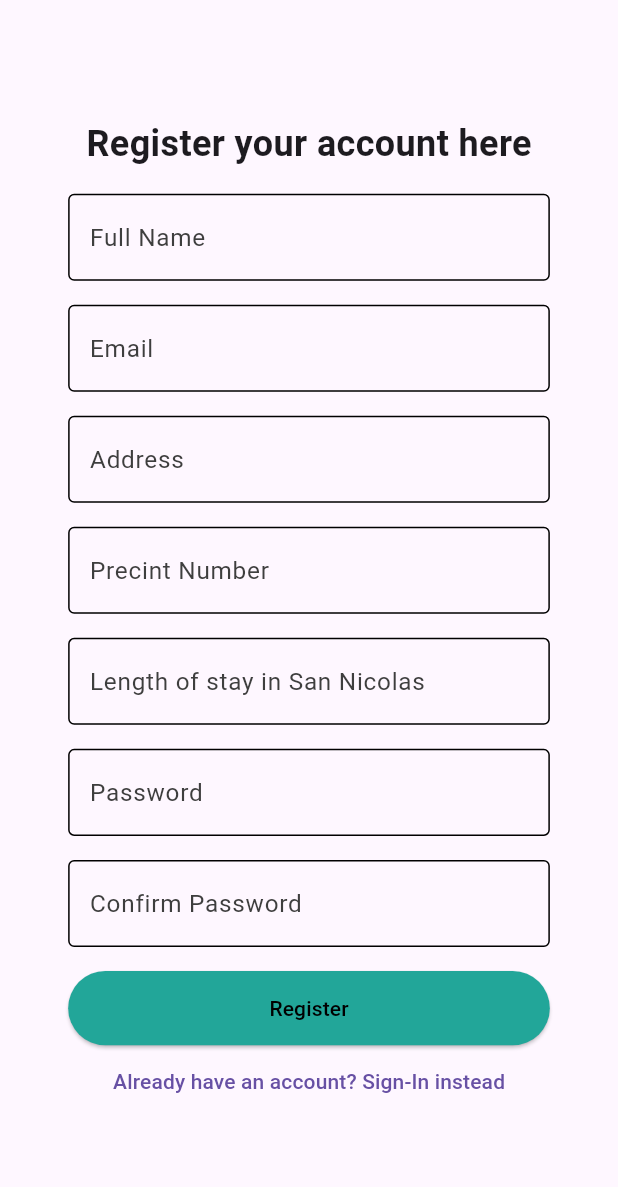
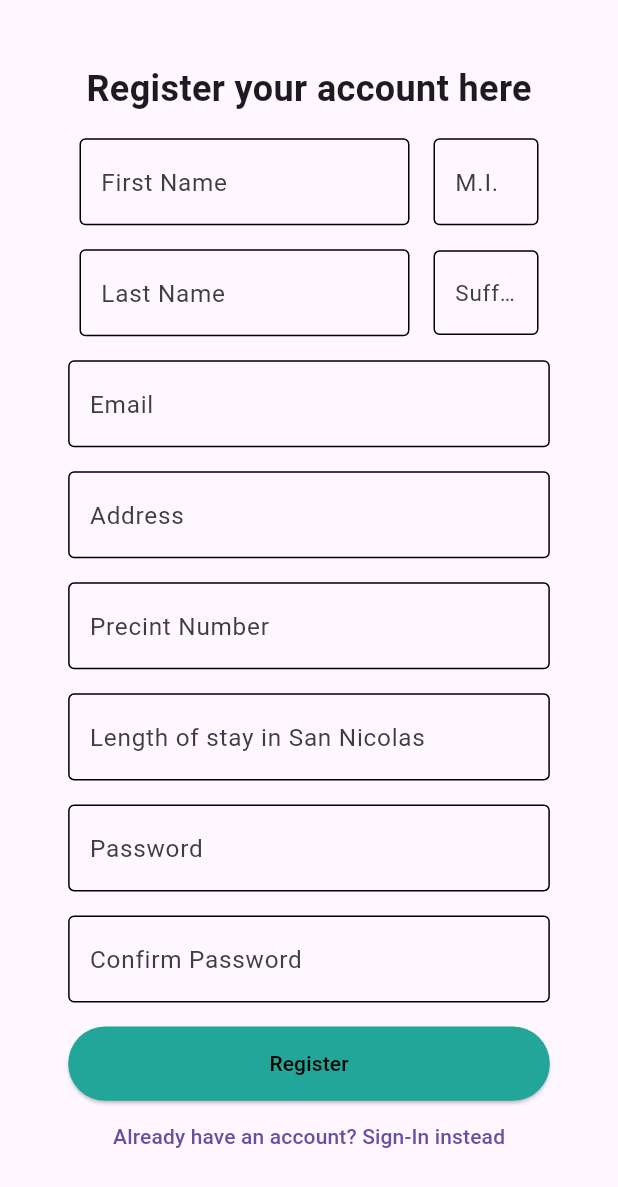
Before and after one commit to glen0821/barangay_repository_app-main, a Flutter app: the RegisterPage screen opened directly, on a phone screen of 412 x 824 dp. Shown: the top 1187 px of the screen. Run offline on Flutter 3.47's test engine with Material 3 defaults, Android fonts, the light colour scheme and no system bars; our stand-ins replace animated_notch_bottom_bar, cloud_firestore, firebase_auth, firebase_core, flutter_secure_storage, local_auth and 4 more; accounts and stored records are empty.

Commit message:
Splitted name textbox for account registration

```diff
--- a/lib/widgets/containers/auth/register/register.dart
+++ b/lib/widgets/containers/auth/register/register.dart
@@ -20,7 +20,10 @@ class RegisterPage extends StatefulWidget {
 }
 
 class _RegisterPageState extends State<RegisterPage> {
-  TextEditingController fullNameController = TextEditingController();
+  TextEditingController firstNameController = TextEditingController();
+  TextEditingController middleNameController = TextEditingController();
+  TextEditingController lastNameController = TextEditingController();
+  TextEditingController suffixNameController = TextEditingController();
   TextEditingController addressController = TextEditingController();
   TextEditingController precintNumberController = TextEditingController();
   TextEditingController lengthOfStayController = TextEditingController();
@@ -39,7 +42,10 @@ class _RegisterPageState extends State<RegisterPage> {
   @override
   void dispose() {
     super.dispose();
-    fullNameController.dispose();
+    firstNameController.dispose();
+    middleNameController.dispose();
+    lastNameController.dispose();
+    suffixNameController.dispose();
     addressController.dispose();
     precintNumberController.dispose();
     lengthOfStayController.dispose();
@@ -71,9 +77,53 @@ class _RegisterPageState extends State<RegisterPage> {
                 SizedBox(
                   height: 16,
                 ),
-                CoreTextfield(
-                  labelText: 'Full Name',
-                  controller: fullNameController,
+                Row(
+                  mainAxisAlignment: MainAxisAlignment.center,
+                  children: [
+                    SizedBox(
+                      width: 220,
+                      child: CoreTextfield(
+                        labelText: 'First Name',
+                        controller: firstNameController,
+                      ),
+                    ),
+                    SizedBox(
+                      width: 16,
+                    ),
+                    SizedBox(
+                      width: 70,
+                      child: CoreTextfield(
+                        labelText: 'M.I.',
+                        controller: middleNameController,
+                      ),
+                    )
+                  ],
+                ),
+                SizedBox(
+                  height: 16,
+                ),
+                Row(
+                  mainAxisAlignment: MainAxisAlignment.center,
+                  children: [
+                    SizedBox(
+                      width: 220,
+                      child: CoreTextfield(
+                        labelText: 'Last Name',
+                        controller: lastNameController,
+                      ),
+                    ),
+                    SizedBox(
+                      width: 16,
+                    ),
+                    SizedBox(
+                      width: 70,
+                      child: CoreTextfield(
+                        fontSize: 15,
+                        labelText: 'Suffix',
+                        controller: suffixNameController,
+                      ),
+                    )
+                  ],
                 ),
                 SizedBox(
                   height: 16,
@@ -129,7 +179,12 @@ class _RegisterPageState extends State<RegisterPage> {
                         RegisterFunctions registerFunctions = RegisterFunctions(
                           emailController.text,
                           passwordController.text,
-                          fullNameController.text,
+                          RegisterFunctions.nameConcat(
+                            firstNameController.text,
+                            middleNameController.text,
+                            lastNameController.text,
+                            suffixNameController.text
+                          ),
                           firebaseQuery,
                           context,
                         );
@@ -147,7 +202,12 @@ class _RegisterPageState extends State<RegisterPage> {
                                     precintNumberController.text,
                                     lengthOfStayController.text,
                                     addressController.text,
-                                    fullNameController.text,
+                                    RegisterFunctions.nameConcat(
+                                      firstNameController.text,
+                                      middleNameController.text,
+                                      lastNameController.text,
+                                      suffixNameController.text
+                                    ),
                                     firebaseAuth.currentUser?.uid)
                                 .then((credentialValue) {
                               if (credentialValue) {
--- a/lib/widgets/containers/auth/register/register_functions.dart
+++ b/lib/widgets/containers/auth/register/register_functions.dart
@@ -102,4 +102,12 @@ class RegisterFunctions {
 
     return returnFlag;
   }
+  static String nameConcat(
+    String firstName,
+    String middleName,
+    String lastName,
+    String suffixName
+  ) {
+    return "$firstName $middleName $lastName $suffixName";
+  }
 }
```
